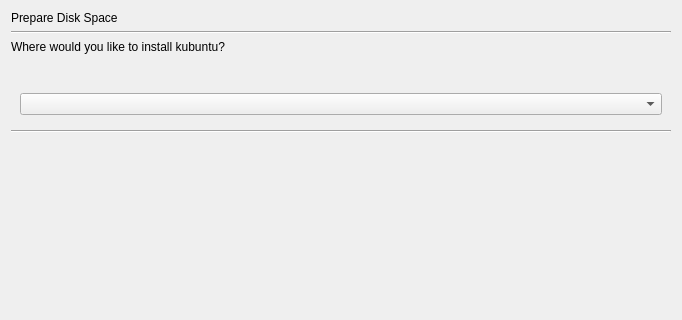
Before: the Qt Designer form gui/qt/stepPartAuto.ui in linuxmint/ubiquity, drawn with Qt 5; both pictures show x 0 to 682 and y 0 to 320 of the 682 by 486 pixel window.
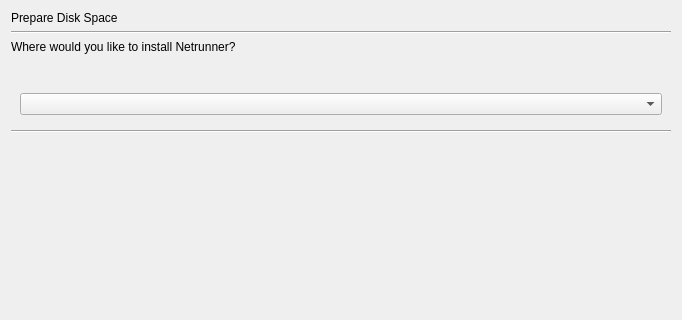
After: the same form once the commit is applied.

The edit to the form file:
```diff
--- a/gui/qt/stepPartAuto.ui
+++ b/gui/qt/stepPartAuto.ui
@@ -31,7 +31,7 @@
    <item>
     <widget class="QLabel" name="part_auto_comment_label">
      <property name="text">
-      <string>Where would you like to install kubuntu?</string>
+      <string>Where would you like to install Netrunner?</string>
      </property>
     </widget>
    </item>
```
